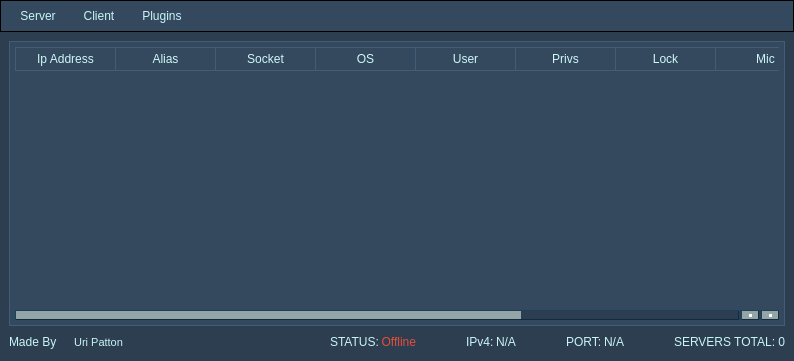
This is source/gui.ui in 5l1v3r1/Moderat as Qt 5 draws it before an edit. The edited form follows.
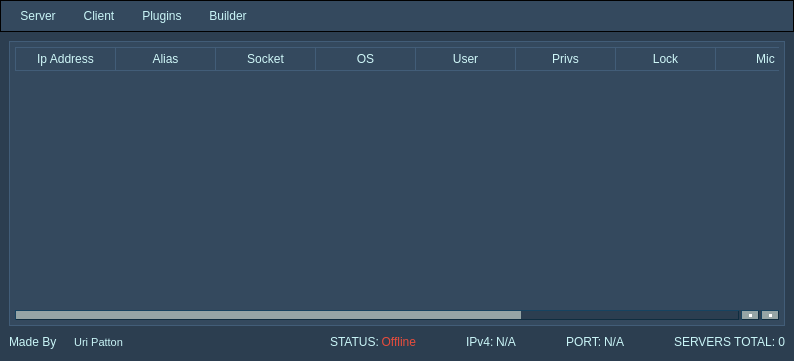
This is the edited form. Icons and pictures are not drawn.

Commit message: preparing builder in main

The edit to the form file:
```diff
--- a/source/gui.ui
+++ b/source/gui.ui
@@ -575,9 +575,16 @@
     <addaction name="actionSet_Alias"/>
     <addaction name="actionRun_As_Admin"/>
    </widget>
+   <widget class="QMenu" name="menuBuilder">
+    <property name="title">
+     <string>Builder</string>
+    </property>
+    <addaction name="actionWindows_Client_PyInstaller"/>
+   </widget>
    <addaction name="serverMenu"/>
    <addaction name="menuServer"/>
    <addaction name="menuAction"/>
+   <addaction name="menuBuilder"/>
   </widget>
   <action name="actionStartListen_for_connections">
    <property name="checkable">
```
Left out of the diff: 5 changed lines with no effect on the pictures. The commit also changes 5 other files.
